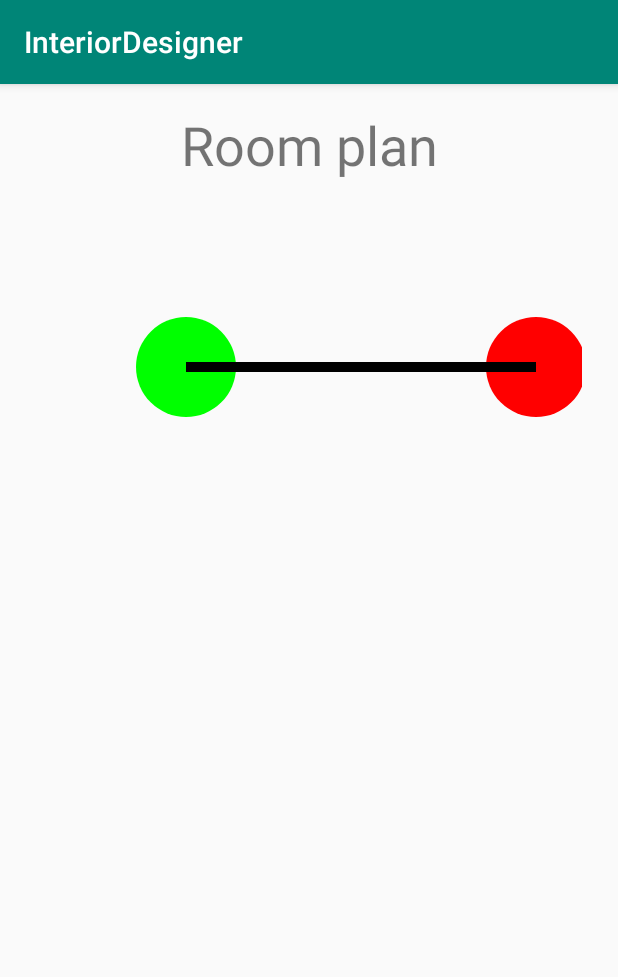
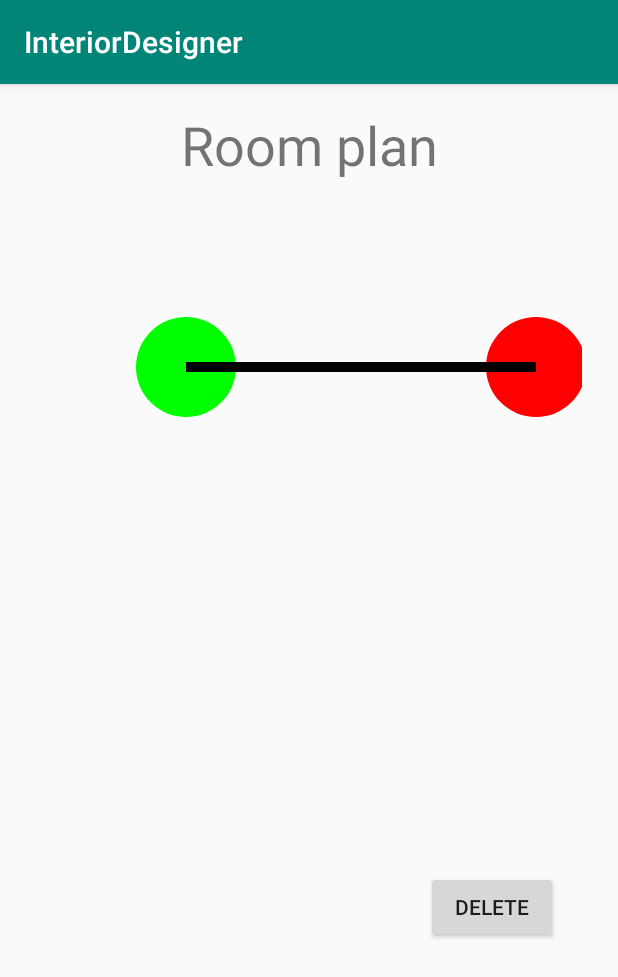
Before and after one commit to Ranitsu/InteriorDesigner, an Android app: the PlanActivity screen opened directly, with no data from a screen before it, on a phone screen of 412 x 824 dp. Shown: the top 977 px of the screen. Run offline under Robolectric (Android 15) with nearby library versions, the phone set to English and light mode, and no system bars.

Commit message:
[PlanEditor] Wybieranie punktu; Usuwanie punktu; Przesuwanie punktu;

```diff
--- a/app/src/main/java/com/interiordesigner/Classes/PlanPoint.java
+++ b/app/src/main/java/com/interiordesigner/Classes/PlanPoint.java
@@ -20,4 +20,9 @@ public class PlanPoint {
         this.radius = r;
     }
 
+    public void SetXY(int x, int y) {
+        this.x = x;
+        this.y = y;
+    }
+
 }
--- a/app/src/main/java/com/interiordesigner/PlanActivity.java
+++ b/app/src/main/java/com/interiordesigner/PlanActivity.java
@@ -3,17 +3,37 @@ package com.interiordesigner;
 import androidx.appcompat.app.AppCompatActivity;
 import androidx.core.view.GestureDetectorCompat;
 
+import android.content.Intent;
 import android.os.Bundle;
 import android.util.Log;
 import android.view.GestureDetector;
 import android.view.MotionEvent;
+import android.view.View;
+
+import com.interiordesigner.Classes.PlanPoint;
+import com.interiordesigner.Views.PlanEditorView;
+
+import java.util.List;
 
 public class PlanActivity extends AppCompatActivity {
+
+    private PlanEditorView planEditor;
 
     @Override
     protected void onCreate(Bundle savedInstanceState) {
         super.onCreate(savedInstanceState);
         setContentView(R.layout.activity_plan);
+
+        planEditor = findViewById(R.id.planEditorView);
+    }
+
+    public void onClickDelete(View view) {
+        PlanPoint point = planEditor.selectedPoint;
+        List<PlanPoint> points = planEditor.points;
+
+        points.remove(point);
+        planEditor.selectedPoint = points.get(points.size()-1);
+        planEditor.postInvalidate();
     }
 
 }
--- a/app/src/main/res/layout/activity_plan.xml
+++ b/app/src/main/res/layout/activity_plan.xml
@@ -18,13 +18,26 @@
         app:layout_constraintTop_toTopOf="parent" />
 
     <com.interiordesigner.Views.PlanEditorView
+        android:id="@+id/planEditorView"
         android:layout_width="0dp"
-        android:layout_height="300dp"
+        android:layout_height="500dp"
         android:layout_marginStart="24dp"
         android:layout_marginTop="24dp"
         android:layout_marginEnd="24dp"
         app:layout_constraintEnd_toEndOf="parent"
+        app:layout_constraintHorizontal_bias="0.0"
         app:layout_constraintStart_toStartOf="parent"
         app:layout_constraintTop_toBottomOf="@+id/textView6" />
 
+    <Button
+        android:id="@+id/btnDelete"
+        android:layout_width="wrap_content"
+        android:layout_height="wrap_content"
+        android:layout_marginEnd="16dp"
+        android:layout_marginBottom="16dp"
+        android:onClick="onClickDelete"
+        android:text="Delete"
+        app:layout_constraintBottom_toBottomOf="@+id/planEditorView"
+        app:layout_constraintEnd_toEndOf="@+id/planEditorView" />
+
 </androidx.constraintlayout.widget.ConstraintLayout>
```
Also changed, not shown: app/src/main/java/com/interiordesigner/Views/PlanEditorView.java (+64 -17 lines).
